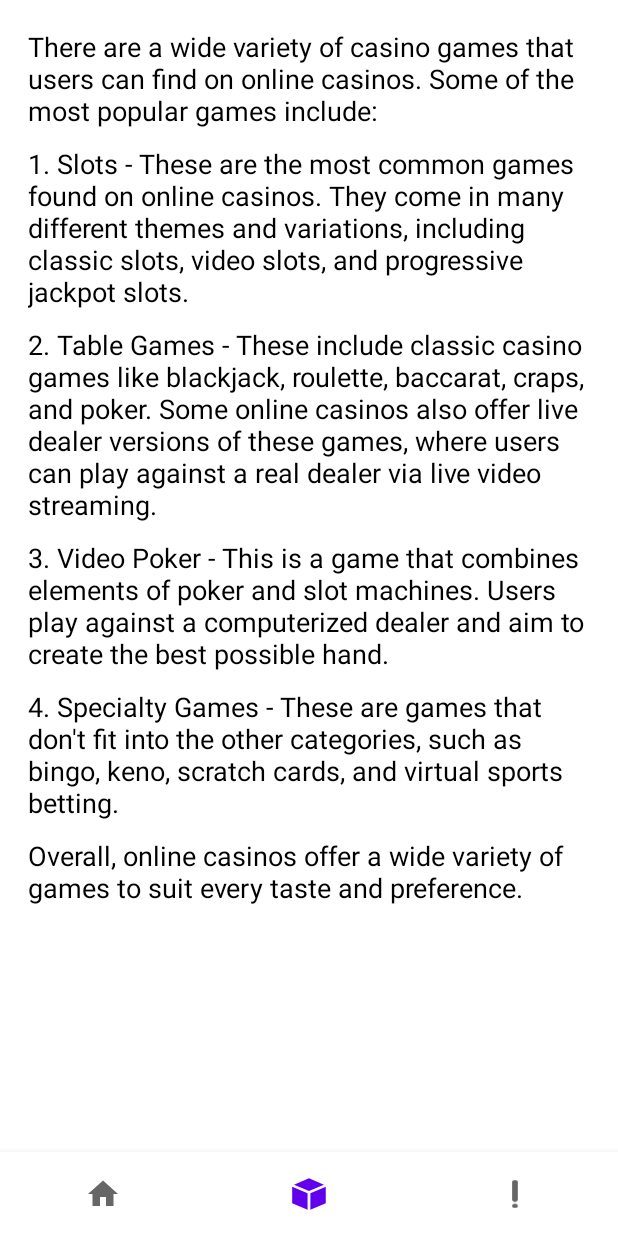
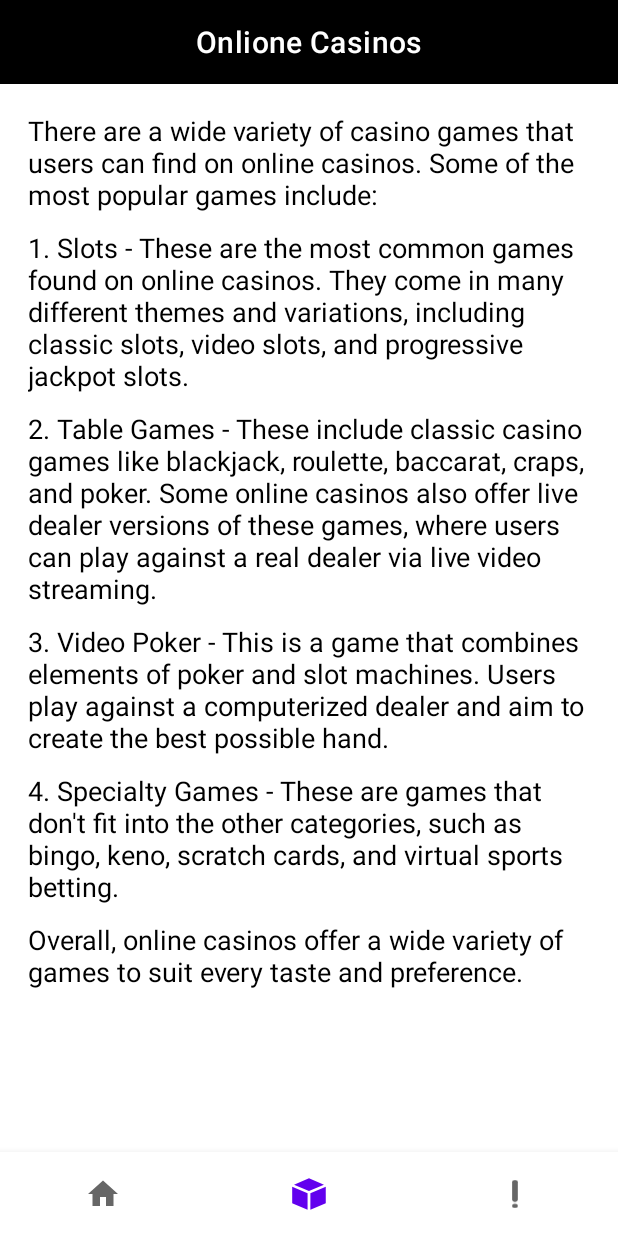
Before and after one commit to ghousdar/OnlioneCasinos, an Android app: the DashboardFragment screen opened through its navigation route, after a tap on an icon or button, on a phone screen of 412 x 824 dp. Run offline under Robolectric (Android 15) with nearby library versions, the phone set to English and light mode, and no system bars; our stand-ins replace navigation-ui, sdp/ssp sizes; pictures from the network do not load.

Commit message:
UI Updates

```diff
--- a/app/src/main/java/com/example/onlionecasinos/Home.java
+++ b/app/src/main/java/com/example/onlionecasinos/Home.java
@@ -3,29 +3,17 @@ package com.example.onlionecasinos;
 import static android.view.View.GONE;
 
 import android.content.Intent;
-import android.graphics.drawable.Drawable;
 import android.net.Uri;
 import android.os.Bundle;
-import android.view.MenuItem;
 import android.view.View;
-import android.widget.Toast;
 
-import com.example.onlionecasinos.ui.dashboard.DashboardFragment;
-import com.example.onlionecasinos.ui.home.HomeFragment;
-import com.example.onlionecasinos.ui.notifications.NotificationsFragment;
-import com.google.android.material.bottomnavigation.BottomNavigationView;
-
-import androidx.annotation.NonNull;
 import androidx.appcompat.app.AppCompatActivity;
 import androidx.navigation.NavController;
 import androidx.navigation.Navigation;
-import androidx.navigation.ui.AppBarConfiguration;
 import androidx.navigation.ui.NavigationUI;
 
 import com.example.onlionecasinos.databinding.ActivityHomeBinding;
-import com.google.android.material.navigation.NavigationBarView;
-
-import java.util.ArrayList;
+import com.google.android.material.bottomnavigation.BottomNavigationView;
 
 public class Home extends AppCompatActivity {
 
@@ -35,7 +23,6 @@ public class Home extends AppCompatActivity {
     @Override
     protected void onCreate(Bundle savedInstanceState) {
         super.onCreate(savedInstanceState);
-
 
 
         binding = ActivityHomeBinding.inflate(getLayoutInflater());
@@ -48,10 +35,9 @@ public class Home extends AppCompatActivity {
 //                R.id.navigation_home, R.id.navigation_dashboard, R.id.navigation_notifications)
 //                .build();
 
-        NavController navController = Navigation.findNavController(this,R.id.nav_host_fragment_activity_home);
+        NavController navController = Navigation.findNavController(this, R.id.nav_host_fragment_activity_home);
 
-        NavigationUI.setupWithNavController(binding.navView,navController);
-
+        NavigationUI.setupWithNavController(binding.navView, navController);
 
 
 //// Set the item selection listener
@@ -85,15 +71,11 @@ public class Home extends AppCompatActivity {
 //        });
 
 
-
-
-
         binding.btnCross.setOnClickListener(new View.OnClickListener() {
             @Override
             public void onClick(View view) {
                 binding.fragmentContainer.setVisibility(GONE);
                 binding.navView.setVisibility(View.VISIBLE);
-
 
 
             }
@@ -110,4 +92,22 @@ public class Home extends AppCompatActivity {
 
     }
 
+    @Override
+    protected void onStart() {
+        binding.fragmentContainer.setVisibility(View.VISIBLE);
+        super.onStart();
+    }
+
+    @Override
+    protected void onResume() {
+        binding.fragmentContainer.setVisibility(View.VISIBLE);
+        super.onResume();
+    }
+
+    @Override
+    protected void onRestart() {
+        binding.fragmentContainer.setVisibility(View.VISIBLE);
+        super.onRestart();
+
+    }
 }
--- a/app/src/main/java/com/example/onlionecasinos/ui/home/VerticalListAdapter.java
+++ b/app/src/main/java/com/example/onlionecasinos/ui/home/VerticalListAdapter.java
@@ -43,7 +43,7 @@ public class VerticalListAdapter extends RecyclerView.Adapter<VerticalListAdapte
         binding.name.setText(model.getCasinoBrand());
         binding.rating.setText(model.getCasinorating());
 
-        binding.cardclick.setOnClickListener(v -> {
+        binding.cardClick.setOnClickListener(v -> {
             Intent intent = new Intent(v.getContext(), ReviewActivity.class);
             intent.putExtra("banner_image", model.getImageResource());
             intent.putExtra("icon_image", model.getIconResource());
--- a/app/src/main/res/drawable/btn_bg_selector.xml
+++ b/app/src/main/res/drawable/btn_bg_selector.xml
@@ -5,7 +5,7 @@
         <shape android:shape="rectangle">
 
             <solid android:color="#FFC107" />
-            <corners android:radius="10dp" />
+            <corners android:radius="40dp" />
 
         </shape>
 
@@ -13,7 +13,7 @@
     <item>
         <shape android:shape="rectangle">
             <solid android:color="#FF9800" />
-            <corners android:radius="10dp" />
+            <corners android:radius="40dp" />
         </shape>
 
     </item>
--- a/app/src/main/res/layout/activity_home.xml
+++ b/app/src/main/res/layout/activity_home.xml
@@ -3,24 +3,7 @@
     xmlns:app="http://schemas.android.com/apk/res-auto"
     android:id="@+id/container"
     android:layout_width="match_parent"
-    android:layout_height="match_parent"
-    >
-
-
-
-    <com.google.android.material.bottomnavigation.BottomNavigationView
-        android:id="@+id/nav_view"
-        android:layout_width="0dp"
-        android:layout_height="wrap_content"
-        android:layout_marginStart="0dp"
-        android:layout_marginEnd="0dp"
-        app:labelVisibilityMode="unlabeled"
-        android:background="?android:attr/windowBackground"
-        app:layout_constraintBottom_toBottomOf="parent"
-        app:layout_constraintLeft_toLeftOf="parent"
-        app:layout_constraintRight_toRightOf="parent"
-       android:visibility="gone"
-        app:menu="@menu/bottom_nav_menu" />
+    android:layout_height="match_parent">
 
 
     <fragment
@@ -29,8 +12,6 @@
         android:layout_width="match_parent"
         android:layout_height="0dp"
         app:defaultNavHost="true"
-
-
         app:layout_constraintBottom_toTopOf="@+id/nav_view"
         app:layout_constraintEnd_toEndOf="parent"
         app:layout_constraintStart_toStartOf="parent"
@@ -42,22 +23,16 @@
         android:id="@+id/fragment_container"
         android:layout_width="match_parent"
         android:layout_height="match_parent"
-        android:longClickable="true"
+        android:background="@drawable/bg"
+        android:clickable="true"
+        android:elevation="@dimen/_10sdp"
         android:focusable="true"
-        android:clickable="true"
-
-        android:background="@drawable/bg">
-
-
-
+        android:longClickable="true">
 
         <LinearLayout
             android:layout_width="match_parent"
             android:layout_height="wrap_content"
             android:orientation="vertical">
-
-
-
 
             <RelativeLayout
                 android:layout_width="match_parent"
@@ -67,7 +42,7 @@
                     android:id="@+id/btnCross"
                     android:layout_width="@dimen/_20sdp"
                     android:layout_height="@dimen/_20sdp"
-                    android:layout_alignParentRight="true"
+                    android:layout_alignParentEnd="true"
                     android:layout_margin="@dimen/_4sdp"
                     android:background="@drawable/cross_button"
                     android:src="@drawable/ic_close" />
@@ -77,12 +52,12 @@
                     android:id="@+id/btnAdd"
                     android:layout_width="wrap_content"
                     android:layout_height="wrap_content"
-                    android:layout_alignParentLeft="true"
+                    android:layout_alignParentStart="true"
                     android:layout_margin="@dimen/_4sdp"
+                    android:background="@drawable/ad_button"
                     android:paddingHorizontal="@dimen/_4sdp"
-                    android:textColor="@color/white"
-                    android:background="@drawable/ad_button"
-                    android:text="AD" />
+                    android:text="AD"
+                    android:textColor="@color/white" />
 
                 <ImageView
                     android:id="@+id/coinsImage"
@@ -103,11 +78,13 @@
                     android:id="@+id/my_text_view"
                     android:layout_width="match_parent"
                     android:layout_height="wrap_content"
+                    android:layout_above="@+id/my_button"
                     android:layout_below="@+id/coinsImage"
-                    android:layout_marginTop="@dimen/_60sdp"
+                    android:layout_marginBottom="25dp"
+
+                    android:gravity="center"
                     android:text="Join now and get 200 free spins "
                     android:textAlignment="center"
-
                     android:textSize="@dimen/_15sdp" />
 
 
@@ -115,22 +92,28 @@
                     android:id="@+id/my_button"
                     android:layout_width="match_parent"
                     android:layout_height="wrap_content"
-                    android:layout_below="@+id/my_text_view"
-                    android:layout_centerHorizontal="true"
+                    android:layout_alignBottom="@+id/three_seven"
                     android:layout_marginHorizontal="@dimen/_40sdp"
-                    android:layout_marginTop="@dimen/_35sdp"
                     android:background="@drawable/btn_bg_selector"
                     android:text="Join now"
                     android:textColor="#FFFFFF" />
 
-
             </RelativeLayout>
-
 
         </LinearLayout>
 
-
     </FrameLayout>
 
+    <com.google.android.material.bottomnavigation.BottomNavigationView
+        android:id="@+id/nav_view"
+        android:layout_width="0dp"
+        android:layout_height="wrap_content"
+        android:background="?android:attr/windowBackground"
+        android:elevation="0dp"
+        app:labelVisibilityMode="unlabeled"
+        app:layout_constraintBottom_toBottomOf="parent"
+        app:layout_constraintLeft_toLeftOf="parent"
+        app:layout_constraintRight_toRightOf="parent"
+        app:menu="@menu/bottom_nav_menu" />
 
 </androidx.constraintlayout.widget.ConstraintLayout>
--- a/app/src/main/res/layout/fragment_dashboard.xml
+++ b/app/src/main/res/layout/fragment_dashboard.xml
@@ -4,76 +4,82 @@
     xmlns:tools="http://schemas.android.com/tools"
     android:layout_width="match_parent"
     android:layout_height="match_parent"
-    tools:context=".ui.dashboard.DashboardFragment"
+    android:orientation="vertical"
+    tools:context=".ui.dashboard.DashboardFragment">
+
+    <com.google.android.material.appbar.MaterialToolbar
+        android:layout_width="match_parent"
+        android:layout_height="wrap_content"
+        android:background="@color/black"
+        app:title="@string/app_name"
+        app:titleCentered="true"
+        app:titleTextColor="@color/white" />
+
+    <ScrollView
+        android:layout_width="match_parent"
+        android:layout_height="wrap_content">
+
+        <androidx.appcompat.widget.LinearLayoutCompat
+            android:layout_width="match_parent"
+            android:layout_height="wrap_content"
             android:orientation="vertical"
             android:padding="@dimen/_10sdp">
-
-<!--    <TextView-->
-<!--        android:id="@+id/text_dashboard"-->
-<!--        android:layout_width="match_parent"-->
-<!--        android:layout_height="wrap_content"-->
-<!--        android:layout_marginStart="8dp"-->
-<!--        android:layout_marginTop="8dp"-->
-<!--        android:layout_marginEnd="8dp"-->
-<!--        android:textAlignment="center"-->
-<!--        android:textSize="20sp"-->
-<!--        app:layout_constraintBottom_toBottomOf="parent"-->
-<!--        app:layout_constraintEnd_toEndOf="parent"-->
-<!--        app:layout_constraintStart_toStartOf="parent"-->
-<!--        app:layout_constraintTop_toTopOf="parent" />-->
-
-
-    <TextView
-
-        android:layout_width="match_parent"
-        android:layout_height="wrap_content"
-        android:text="There are a wide variety of casino games that users can find on online casinos. Some of the most popular games include:"
-        android:textSize="18sp"
-        android:layout_margin="@dimen/_4sdp"
-        android:textColor="@color/black" />
-
-    <TextView
-        android:layout_width="match_parent"
-        android:layout_height="wrap_content"
-        android:text="1. Slots - These are the most common games found on online casinos. They come in many different themes and variations, including classic slots, video slots, and progressive jackpot slots."
-        android:textSize="18sp"
-        android:layout_margin="@dimen/_4sdp"
-        android:textColor="@color/black" />
-
-    <TextView
-
-        android:layout_width="match_parent"
-        android:layout_height="wrap_content"
-        android:text="2. Table Games - These include classic casino games like blackjack, roulette, baccarat, craps, and poker. Some online casinos also offer live dealer versions of these games, where users can play against a real dealer via live video streaming."
-        android:textSize="18sp"
-        android:layout_margin="@dimen/_4sdp"
-        android:textColor="@color/black" />
-
-    <TextView
-
-        android:layout_width="match_parent"
-        android:layout_height="wrap_content"
-        android:text="3. Video Poker - This is a game that combines elements of poker and slot machines. Users play against a computerized dealer and aim to create the best possible hand."
-        android:textSize="18sp"
-        android:layout_margin="@dimen/_4sdp"
-        android:textColor="@color/black" />
-
-    <TextView
-
-        android:layout_width="match_parent"
-        android:layout_height="wrap_content"
-        android:text="4. Specialty Games - These are games that don't fit into the other categories, such as bingo, keno, scratch cards, and virtual sports betting."
-        android:textSize="18sp"
-        android:layout_margin="@dimen/_4sdp"
-        android:textColor="@color/black" />
 
             <TextView
 
                 android:layout_width="match_parent"
                 android:layout_height="wrap_content"
                 android:layout_margin="@dimen/_4sdp"
+                android:text="There are a wide variety of casino games that users can find on online casinos. Some of the most popular games include:"
                 android:textColor="@color/black"
-        android:text="Overall, online casinos offer a wide variety of games to suit every taste and preference."
                 android:textSize="18sp" />
 
+            <TextView
+                android:layout_width="match_parent"
+                android:layout_height="wrap_content"
+                android:layout_margin="@dimen/_4sdp"
+                android:text="1. Slots - These are the most common games found on online casinos. They come in many different themes and variations, including classic slots, video slots, and progressive jackpot slots."
+                android:textColor="@color/black"
+                android:textSize="18sp" />
+
+            <TextView
+
+                android:layout_width="match_parent"
+                android:layout_height="wrap_content"
+                android:layout_margin="@dimen/_4sdp"
+                android:text="2. Table Games - These include classic casino games like blackjack, roulette, baccarat, craps, and poker. Some online casinos also offer live dealer versions of these games, where users can play against a real dealer via live video streaming."
+                android:textColor="@color/black"
+                android:textSize="18sp" />
+
+            <TextView
+
+                android:layout_width="match_parent"
+                android:layout_height="wrap_content"
+                android:layout_margin="@dimen/_4sdp"
+                android:text="3. Video Poker - This is a game that combines elements of poker and slot machines. Users play against a computerized dealer and aim to create the best possible hand."
+                android:textColor="@color/black"
+                android:textSize="18sp" />
+
+            <TextView
+
+                android:layout_width="match_parent"
+                android:layout_height="wrap_content"
+                android:layout_margin="@dimen/_4sdp"
+                android:text="4. Specialty Games - These are games that don't fit into the other categories, such as bingo, keno, scratch cards, and virtual sports betting."
+                android:textColor="@color/black"
+                android:textSize="18sp" />
+
+            <TextView
+
+                android:layout_width="match_parent"
+                android:layout_height="wrap_content"
+                android:layout_margin="@dimen/_4sdp"
+                android:text="Overall, online casinos offer a wide variety of games to suit every taste and preference."
+                android:textColor="@color/black"
+                android:textSize="18sp" />
+
+        </androidx.appcompat.widget.LinearLayoutCompat>
+
+
+    </ScrollView>
 </LinearLayout>
--- a/app/src/main/res/values-night/themes.xml
+++ b/app/src/main/res/values-night/themes.xml
@@ -12,5 +12,6 @@
         <!-- Status bar color. -->
         <item name="android:statusBarColor">?attr/colorPrimaryVariant</item>
         <!-- Customize your theme here. -->
+        <item name="android:textColor">@color/white</item>
     </style>
 </resources>
--- a/app/src/main/res/values/themes.xml
+++ b/app/src/main/res/values/themes.xml
@@ -12,6 +12,7 @@
         <!-- Status bar color. -->
         <item name="android:statusBarColor">?attr/colorPrimaryVariant</item>
         <!-- Customize your theme here. -->
+        <item name="android:textColor">@color/black</item>
     </style>
 
 
```
Also changed, not shown: app/src/main/java/com/example/onlionecasinos/MainActivity.java (+12 -19 lines), app/src/main/java/com/example/onlionecasinos/ReviewActivity.java (+13 -17 lines), app/src/main/res/layout/activity_main.xml (+38 -24 lines), app/src/main/res/layout/activity_review.xml (+10 -9 lines), app/src/main/res/layout/fragment_home.xml (+14 -2 lines), app/src/main/res/layout/fragment_notifications.xml (+27 -8 lines), app/src/main/res/layout/imagelayout.xml (+17 -3 lines), app/src/main/res/layout/verticallayout.xml (+16 -19 lines), app/src/main/res/values/styles.xml (+4 -3 lines). Lines whose indentation alone changed are shown as unchanged.
